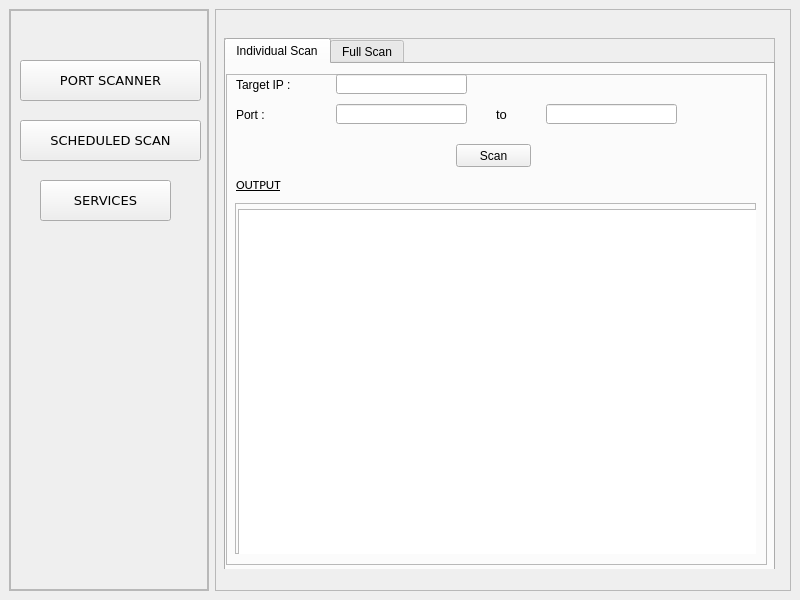
Before: the Qt Designer form temp/for_test.ui in aniketparate/Network-Security-Scanner, drawn with Qt 5.
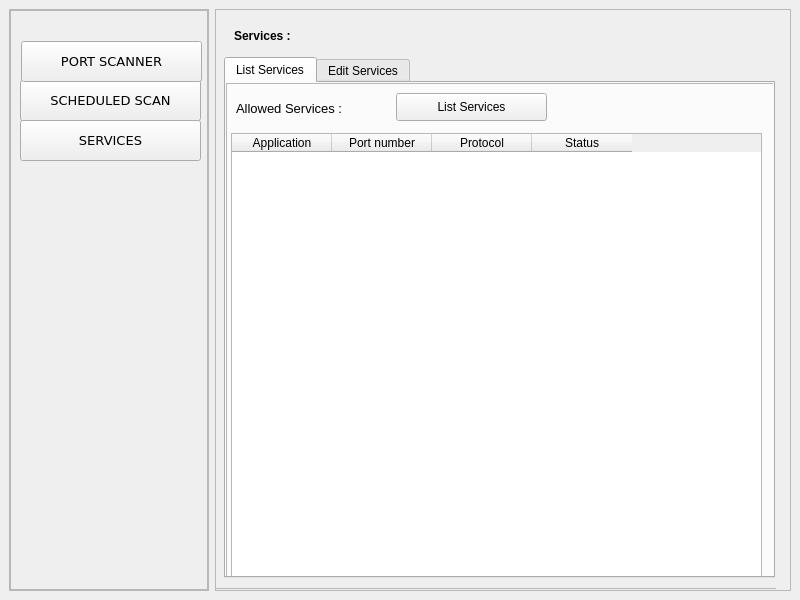
After: the same form once the commit is applied. The open tabs and pages were chosen to show the change.

```diff
--- a/temp/for_test.ui
+++ b/temp/for_test.ui
@@ -53,11 +53,51 @@
          <property name="frameShadow">
           <enum>QFrame::Raised</enum>
          </property>
+         <widget class="QPushButton" name="scheduledscan">
+          <property name="geometry">
+           <rect>
+            <x>10</x>
+            <y>70</y>
+            <width>181</width>
+            <height>41</height>
+           </rect>
+          </property>
+          <property name="font">
+           <font>
+            <family>Verdana</family>
+            <pointsize>10</pointsize>
+            <weight>50</weight>
+            <bold>false</bold>
+           </font>
+          </property>
+          <property name="text">
+           <string>SCHEDULED SCAN</string>
+          </property>
+         </widget>
+         <widget class="QPushButton" name="services">
+          <property name="geometry">
+           <rect>
+            <x>10</x>
+            <y>110</y>
+            <width>181</width>
+            <height>41</height>
+           </rect>
+          </property>
+          <property name="font">
+           <font>
+            <family>Verdana</family>
+            <pointsize>10</pointsize>
+           </font>
+          </property>
+          <property name="text">
+           <string>SERVICES</string>
+          </property>
+         </widget>
          <widget class="QPushButton" name="portscanner">
           <property name="geometry">
            <rect>
-            <x>10</x>
-            <y>50</y>
+            <x>11</x>
+            <y>31</y>
             <width>181</width>
             <height>41</height>
            </rect>
@@ -83,46 +123,6 @@
            <bool>false</bool>
           </property>
          </widget>
-         <widget class="QPushButton" name="scheduledscan">
-          <property name="geometry">
-           <rect>
-            <x>10</x>
-            <y>110</y>
-            <width>181</width>
-            <height>41</height>
-           </rect>
-          </property>
-          <property name="font">
-           <font>
-            <family>Verdana</family>
-            <pointsize>10</pointsize>
-            <weight>50</weight>
-            <bold>false</bold>
-           </font>
-          </property>
-          <property name="text">
-           <string>SCHEDULED SCAN</string>
-          </property>
-         </widget>
-         <widget class="QPushButton" name="services">
-          <property name="geometry">
-           <rect>
-            <x>30</x>
-            <y>170</y>
-            <width>131</width>
-            <height>41</height>
-           </rect>
-          </property>
-          <property name="font">
-           <font>
-            <family>Verdana</family>
-            <pointsize>10</pointsize>
-           </font>
-          </property>
-          <property name="text">
-           <string>SERVICES</string>
-          </property>
-         </widget>
         </widget>
        </item>
       </layout>
@@ -142,7 +142,7 @@
          <x>0</x>
          <y>10</y>
          <width>561</width>
-         <height>561</height>
+         <height>571</height>
         </rect>
        </property>
        <property name="currentIndex">
@@ -153,9 +153,9 @@
          <property name="geometry">
           <rect>
            <x>9</x>
-           <y>19</y>
+           <y>-1</y>
            <width>551</width>
-           <height>531</height>
+           <height>551</height>
           </rect>
          </property>
          <property name="frameShape">
@@ -168,9 +168,9 @@
           <property name="geometry">
            <rect>
             <x>0</x>
-            <y>0</y>
+            <y>40</y>
             <width>551</width>
-            <height>551</height>
+            <height>511</height>
            </rect>
           </property>
           <property name="currentIndex">
@@ -189,7 +189,7 @@
               <x>0</x>
               <y>10</y>
               <width>541</width>
-              <height>491</height>
+              <height>511</height>
              </rect>
             </property>
             <property name="frameShape">
@@ -201,9 +201,9 @@
             <widget class="QLineEdit" name="ind_targetinput">
              <property name="geometry">
               <rect>
-               <x>110</x>
+               <x>120</x>
                <y>0</y>
-               <width>131</width>
+               <width>331</width>
                <height>20</height>
               </rect>
              </property>
@@ -218,15 +218,15 @@
               </rect>
              </property>
              <property name="text">
-              <string>Target IP :</string>
+              <string>&lt;html&gt;&lt;head/&gt;&lt;body&gt;&lt;p&gt;&lt;span style=&quot; font-size:9pt;&quot;&gt;Target :&lt;/span&gt;&lt;/p&gt;&lt;/body&gt;&lt;/html&gt;</string>
              </property>
             </widget>
             <widget class="QLineEdit" name="ind_portinput">
              <property name="geometry">
               <rect>
-               <x>110</x>
+               <x>120</x>
                <y>30</y>
-               <width>131</width>
+               <width>151</width>
                <height>20</height>
               </rect>
              </property>
@@ -236,21 +236,21 @@
               <rect>
                <x>10</x>
                <y>30</y>
-               <width>41</width>
+               <width>81</width>
                <height>21</height>
               </rect>
              </property>
              <property name="text">
-              <string>Port :</string>
+              <string>&lt;html&gt;&lt;head/&gt;&lt;body&gt;&lt;p&gt;&lt;span style=&quot; font-size:9pt;&quot;&gt;Port Range :&lt;/span&gt;&lt;/p&gt;&lt;/body&gt;&lt;/html&gt;</string>
              </property>
             </widget>
             <widget class="QPushButton" name="ind_ScanButton">
              <property name="geometry">
               <rect>
-               <x>230</x>
+               <x>320</x>
                <y>70</y>
-               <width>75</width>
-               <height>23</height>
+               <width>131</width>
+               <height>31</height>
               </rect>
              </property>
              <property name="text">
@@ -260,7 +260,7 @@
             <widget class="QLabel" name="tolabel_3">
              <property name="geometry">
               <rect>
-               <x>270</x>
+               <x>280</x>
                <y>30</y>
                <width>21</width>
                <height>20</height>
@@ -291,7 +291,7 @@
              <property name="geometry">
               <rect>
                <x>10</x>
-               <y>100</y>
+               <y>110</y>
                <width>521</width>
                <height>21</height>
               </rect>
@@ -304,7 +304,7 @@
               </font>
              </property>
              <property name="text">
-              <string>OUTPUT</string>
+              <string>&lt;html&gt;&lt;head/&gt;&lt;body&gt;&lt;p&gt;OUTPUT&lt;/p&gt;&lt;/body&gt;&lt;/html&gt;</string>
              </property>
             </widget>
             <widget class="QFrame" name="frame">
@@ -313,7 +313,7 @@
                <x>9</x>
                <y>129</y>
                <width>521</width>
-               <height>351</height>
+               <height>381</height>
               </rect>
              </property>
              <property name="frameShape">
@@ -325,20 +325,26 @@
              <widget class="QTextEdit" name="indScanOpArea">
               <property name="geometry">
                <rect>
-                <x>3</x>
-                <y>6</y>
+                <x>0</x>
+                <y>0</y>
+                <width>521</width>
+                <height>361</height>
+               </rect>
+              </property>
+              <property name="minimumSize">
+               <size>
                 <width>521</width>
                 <height>351</height>
-               </rect>
+               </size>
               </property>
              </widget>
             </widget>
             <widget class="QLineEdit" name="ind_portinput_2">
              <property name="geometry">
               <rect>
-               <x>320</x>
+               <x>300</x>
                <y>30</y>
-               <width>131</width>
+               <width>151</width>
                <height>20</height>
               </rect>
              </property>
@@ -548,6 +554,204 @@
             </widget>
            </widget>
           </widget>
+         </widget>
+        </widget>
+        <widget class="QLabel" name="label_7">
+         <property name="geometry">
+          <rect>
+           <x>20</x>
+           <y>10</y>
+           <width>521</width>
+           <height>16</height>
+          </rect>
+         </property>
+         <property name="text">
+          <string>&lt;html&gt;&lt;head/&gt;&lt;body&gt;&lt;p&gt;&lt;span style=&quot; font-size:9pt; font-weight:600;&quot;&gt;Port Scan :&lt;/span&gt;&lt;/p&gt;&lt;/body&gt;&lt;/html&gt;</string>
+         </property>
+        </widget>
+       </widget>
+       <widget class="QWidget" name="Services">
+        <widget class="QFrame" name="frame_3">
+         <property name="geometry">
+          <rect>
+           <x>-1</x>
+           <y>-1</y>
+           <width>571</width>
+           <height>571</height>
+          </rect>
+         </property>
+         <property name="frameShape">
+          <enum>QFrame::StyledPanel</enum>
+         </property>
+         <property name="frameShadow">
+          <enum>QFrame::Raised</enum>
+         </property>
+         <widget class="QTabWidget" name="tab1">
+          <property name="geometry">
+           <rect>
+            <x>10</x>
+            <y>39</y>
+            <width>551</width>
+            <height>521</height>
+           </rect>
+          </property>
+          <property name="currentIndex">
+           <number>0</number>
+          </property>
+          <widget class="QWidget" name="tab">
+           <attribute name="title">
+            <string>List Services</string>
+           </attribute>
+           <widget class="QFrame" name="frame_8">
+            <property name="geometry">
+             <rect>
+              <x>0</x>
+              <y>0</y>
+              <width>551</width>
+              <height>511</height>
+             </rect>
+            </property>
+            <property name="frameShape">
+             <enum>QFrame::StyledPanel</enum>
+            </property>
+            <property name="frameShadow">
+             <enum>QFrame::Raised</enum>
+            </property>
+            <widget class="QPushButton" name="listServicesRefresh">
+             <property name="geometry">
+              <rect>
+               <x>170</x>
+               <y>10</y>
+               <width>151</width>
+               <height>28</height>
+              </rect>
+             </property>
+             <property name="text">
+              <string>List Services</string>
+             </property>
+            </widget>
+            <widget class="QLabel" name="label">
+             <property name="geometry">
+              <rect>
+               <x>10</x>
+               <y>10</y>
+               <width>141</width>
+               <height>31</height>
+              </rect>
+             </property>
+             <property name="text">
+              <string>&lt;html&gt;&lt;head/&gt;&lt;body&gt;&lt;p&gt;&lt;span style=&quot; font-size:10pt;&quot;&gt;Allowed Services : &lt;/span&gt;&lt;/p&gt;&lt;/body&gt;&lt;/html&gt;</string>
+             </property>
+            </widget>
+            <widget class="QTableWidget" name="tableWidget">
+             <property name="geometry">
+              <rect>
+               <x>5</x>
+               <y>50</y>
+               <width>531</width>
+               <height>451</height>
+              </rect>
+             </property>
+             <column>
+              <property name="text">
+               <string>Application</string>
+              </property>
+             </column>
+             <column>
+              <property name="text">
+               <string>Port number</string>
+              </property>
+             </column>
+             <column>
+              <property name="text">
+               <string>Protocol</string>
+              </property>
+             </column>
+             <column>
+              <property name="text">
+               <string>Status</string>
+              </property>
+             </column>
+            </widget>
+           </widget>
+          </widget>
+          <widget class="QWidget" name="tab_2">
+           <attribute name="title">
+            <string>Edit Services</string>
+           </attribute>
+           <widget class="QFrame" name="frame_9">
+            <property name="geometry">
+             <rect>
+              <x>-1</x>
+              <y>9</y>
+              <width>541</width>
+              <height>511</height>
+             </rect>
+            </property>
+            <property name="frameShape">
+             <enum>QFrame::StyledPanel</enum>
+            </property>
+            <property name="frameShadow">
+             <enum>QFrame::Raised</enum>
+            </property>
+            <widget class="QTableWidget" name="tableWidget_2">
+             <property name="geometry">
+              <rect>
+               <x>10</x>
+               <y>40</y>
+               <width>521</width>
+               <height>461</height>
+              </rect>
+             </property>
+             <column>
+              <property name="text">
+               <string>PID</string>
+              </property>
+             </column>
+             <column>
+              <property name="text">
+               <string>Application</string>
+              </property>
+             </column>
+             <column>
+              <property name="text">
+               <string>Port Number</string>
+              </property>
+             </column>
+             <column>
+              <property name="text">
+               <string>Edit</string>
+              </property>
+             </column>
+            </widget>
+            <widget class="QPushButton" name="getServicesRefreshBtn">
+             <property name="geometry">
+              <rect>
+               <x>20</x>
+               <y>10</y>
+               <width>151</width>
+               <height>28</height>
+              </rect>
+             </property>
+             <property name="text">
+              <string>Refresh</string>
+             </property>
+            </widget>
+           </widget>
+          </widget>
+         </widget>
+         <widget class="QLabel" name="label_8">
+          <property name="geometry">
+           <rect>
+            <x>20</x>
+            <y>10</y>
+            <width>531</width>
+            <height>16</height>
+           </rect>
+          </property>
+          <property name="text">
+           <string>&lt;html&gt;&lt;head/&gt;&lt;body&gt;&lt;p&gt;&lt;span style=&quot; font-size:9pt; font-weight:600;&quot;&gt;Services :&lt;/span&gt;&lt;/p&gt;&lt;/body&gt;&lt;/html&gt;</string>
+          </property>
          </widget>
         </widget>
        </widget>
```
Left out of the diff: 318 changed lines with no effect on the pictures.
